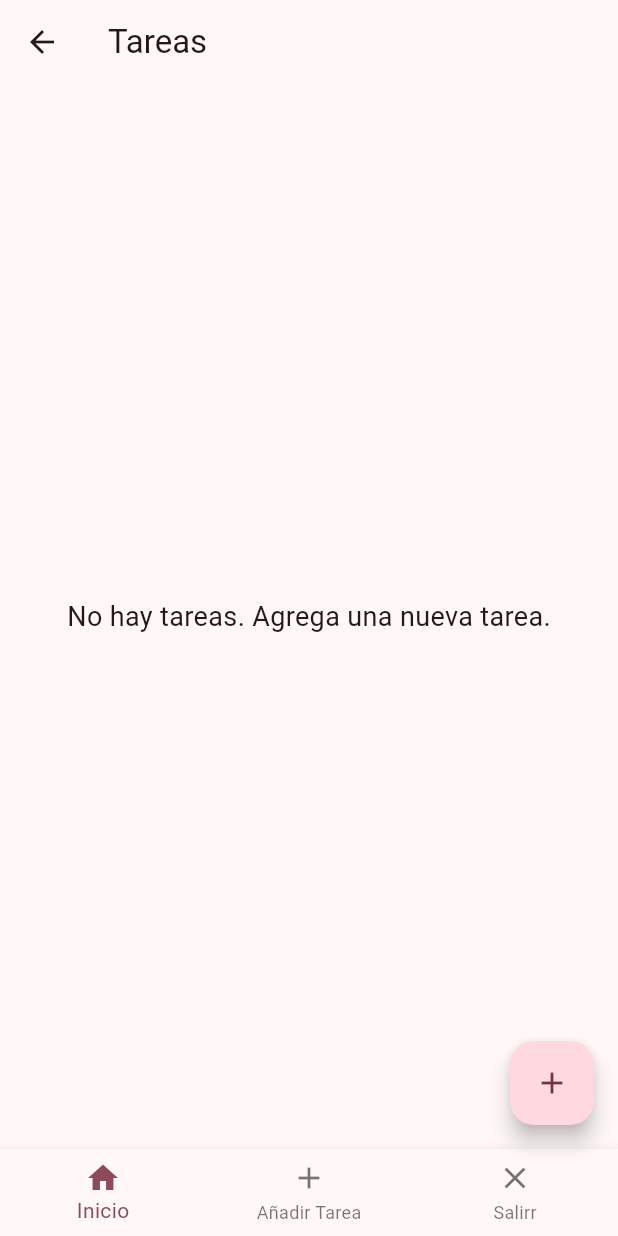
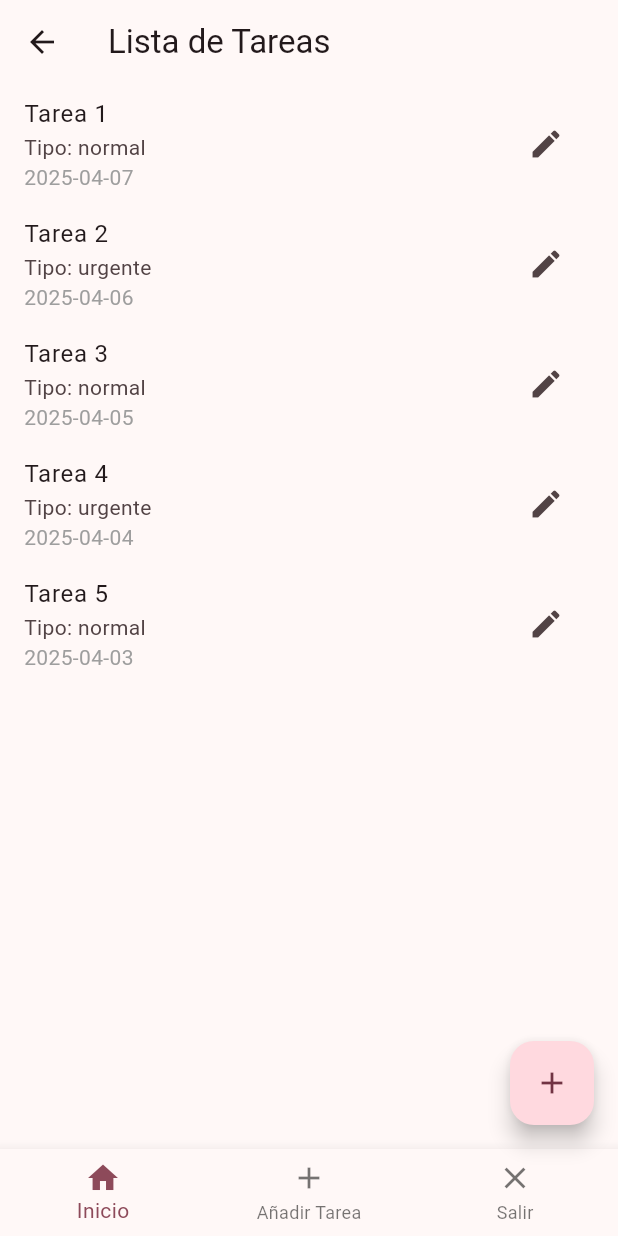
Before and after one commit to martin3093/manazco, a Flutter app: the TareasScreen screen opened directly, on a phone screen of 412 x 824 dp. Run offline on Flutter 3.47's test engine with Material 3 defaults, Android fonts, the phone set to English and light mode, and no system bars.

Commit message:
Prompt 1 para los bootcampers:
Se agrega las carpetas de domain, data y api para la arquitectura limpia de la app
Se agrega el archivo task.dart para el modelo de datos,
 task_repository.dart para la logica de negocio y task_service.dart
  para la comunicacion con el backend
  Se modifica el archivo tareas_screen.dart para que use el nuevo modelo de datos

```diff
--- /dev/null
+++ b/lib/api/service/task_service.dart
@@ -0,0 +1,21 @@
+import '../../data/task_repository.dart';
+import '../../domain/task.dart';
+
+class TaskService {
+  final TaskRepository _repository = TaskRepository();
+
+  // Función para obtener las tareas desde el repositorio
+  List<Task> getTasks() {
+    return _repository.getTasks();
+  }
+
+  // Función para filtrar tareas por tipo
+  List<Task> getTasksByType(String type) {
+    return _repository.getTasks().where((task) => task.type == type).toList();
+  }
+
+  // Función para filtrar tareas por fecha
+  List<Task> getTasksByDate(DateTime date) {
+    return _repository.getTasks().where((task) => task.fecha == date).toList();
+  }
+}
--- /dev/null
+++ b/lib/constants.dart
@@ -0,0 +1,3 @@
+const String TITLE_APPBAR = 'Lista de Tareas';
+const String EMPTY_LIST = 'No hay tareas';
+const String TASK_TYPE_LABEL = 'Tipo: ';
--- /dev/null
+++ b/lib/data/task_repository.dart
@@ -0,0 +1,31 @@
+import '../domain/task.dart';
+
+class TaskRepository {
+  static final List<Task> tasks = [
+    Task(title: 'Tarea 1', type: 'normal', fecha: DateTime.now()),
+    Task(
+      title: 'Tarea 2',
+      type: 'urgente',
+      fecha: DateTime.now().subtract(const Duration(days: 1)),
+    ),
+    Task(
+      title: 'Tarea 3',
+      type: 'normal',
+      fecha: DateTime.now().subtract(const Duration(days: 2)),
+    ),
+    Task(
+      title: 'Tarea 4',
+      type: 'urgente',
+      fecha: DateTime.now().subtract(const Duration(days: 3)),
+    ),
+    Task(
+      title: 'Tarea 5',
+      type: 'normal',
+      fecha: DateTime.now().subtract(const Duration(days: 4)),
+    ),
+  ];
+
+  List<Task> getTasks() {
+    return tasks;
+  }
+}
--- /dev/null
+++ b/lib/domain/task.dart
@@ -0,0 +1,7 @@
+class Task {
+  final String title;
+  final String type;
+  final DateTime fecha;
+
+  Task({required this.title, this.type = 'normal', required this.fecha});
+}
--- a/lib/views/tareas_screen.dart
+++ b/lib/views/tareas_screen.dart
@@ -1,6 +1,9 @@
 import 'package:flutter/material.dart';
 import 'package:manazco/views/login_screen.dart';
 import 'package:manazco/views/welcome_screen.dart';
+import '../api/service/task_service.dart'; // Importa el servicio de tareas
+import '../constants.dart'; // Importa las constantes
+import '../domain/task.dart'; // Importa la clase Task
 
 class TareasScreen extends StatefulWidget {
   const TareasScreen({super.key});
@@ -10,76 +13,42 @@ class TareasScreen extends StatefulWidget {
 }
 
 class _TareasScreenState extends State<TareasScreen> {
-  final List<Map<String, dynamic>> tareas = [];
-
+  final TaskService taskService = TaskService(); // Instancia del servicio
+  late List<Task> tasks; // Lista de tareas obtenida del servicio
   int _selectedIndex = 0; // Índice del elemento seleccionado en el navbar
 
-  void _onItemTapped(int index) {
-    setState(() {
-      _selectedIndex = index;
-    });
-
-    // Lógica para manejar la navegación según el índice seleccionado
-    switch (index) {
-      case 0: // Inicio
-        Navigator.pushReplacement(
-          context,
-          MaterialPageRoute(builder: (context) => const WelcomeScreen()),
-        );
-        break;
-      case 1: // Añadir Tarea
-        // Ya estás en TareasScreen, no necesitas navegar
-        break;
-      case 2: // Salir
-        Navigator.pushReplacement(
-          context,
-          MaterialPageRoute(builder: (context) => LoginScreen()),
-        );
-        break;
-    }
-  }
-  //final List<Map<String, String>> tareas = []; // Lista de tareas
-
-  /*void _agregarTarea(String titulo, String detalle) {
-    setState(() {
-      tareas.add({'titulo': titulo, 'detalle': detalle});
-    });
+  @override
+  void initState() {
+    super.initState();
+    tasks = taskService.getTasks(); // Obtiene las tareas al iniciar
   }
 
-  void _editarTarea(int index, String titulo, String detalle) {
+  void _agregarTarea(String titulo, String detalle, DateTime fecha) {
+    final nuevaTarea = Task(
+      title: titulo,
+      type: 'normal',
+      fecha: fecha,
+    ); // Crea una nueva tarea
     setState(() {
-      tareas[index] = {'titulo': titulo, 'detalle': detalle};
-    });
-  }
-*/
-  void _agregarTarea(String titulo, String detalle, DateTime fecha) {
-    setState(() {
-      tareas.add({'titulo': titulo, 'detalle': detalle, 'fecha': fecha});
-    });
-  }
-
-  void _editarTarea(int index, String titulo, String detalle, DateTime fecha) {
-    setState(() {
-      tareas[index] = {'titulo': titulo, 'detalle': detalle, 'fecha': fecha};
+      tasks.add(nuevaTarea); // Agrega la tarea a la lista local
     });
   }
 
   void _mostrarModalAgregarTarea({int? index}) {
     final TextEditingController tituloController = TextEditingController(
-      text: index != null ? tareas[index]['titulo'] : '',
+      text: index != null ? tasks[index].title : '',
     );
     final TextEditingController detalleController = TextEditingController(
-      text: index != null ? tareas[index]['detalle'] : '',
+      text: index != null ? tasks[index].type : '',
     );
     final TextEditingController fechaController = TextEditingController(
       text:
           index != null
-              ? (tareas[index]['fecha'] as DateTime).toLocal().toString().split(
-                ' ',
-              )[0]
+              ? tasks[index].fecha.toLocal().toString().split(' ')[0]
               : '',
     );
-    DateTime? fechaSeleccionada = index != null ? tareas[index]['fecha'] : null;
+    DateTime? fechaSeleccionada = index != null ? tasks[index].fecha : null;
+
     showDialog(
       context: context,
       builder: (BuildContext context) {
@@ -142,13 +111,27 @@ class _TareasScreenState extends State<TareasScreen> {
                 final titulo = tituloController.text.trim();
                 final detalle = detalleController.text.trim();
 
-                if (titulo.isNotEmpty && detalle.isNotEmpty) {
+                if (titulo.isNotEmpty &&
+                    detalle.isNotEmpty &&
+                    fechaSeleccionada != null) {
                   if (index == null) {
                     _agregarTarea(titulo, detalle, fechaSeleccionada!);
                   } else {
-                    _editarTarea(index, titulo, detalle, fechaSeleccionada!);
+                    setState(() {
+                      tasks[index] = Task(
+                        title: titulo,
+                        type: detalle,
+                        fecha: fechaSeleccionada!,
+                      );
+                    });
                   }
                   Navigator.pop(context); // Cierra el modal y guarda la tarea
+                } else {
+                  ScaffoldMessenger.of(context).showSnackBar(
+                    const SnackBar(
+                      content: Text('Por favor, completa todos los campos.'),
+                    ),
+                  );
                 }
               },
               child: const Text('Guardar'),
@@ -162,44 +145,35 @@ class _TareasScreenState extends State<TareasScreen> {
   @override
   Widget build(BuildContext context) {
     return Scaffold(
-      appBar: AppBar(title: const Text('Tareas')),
+      appBar: AppBar(
+        title: const Text(TITLE_APPBAR),
+      ), // Usa la constante para el título
       body:
-          tareas.isEmpty
+          tasks.isEmpty
               ? const Center(
                 child: Text(
-                  'No hay tareas. Agrega una nueva tarea.',
+                  EMPTY_LIST, // Usa la constante para el mensaje de lista vacía
                   style: TextStyle(fontSize: 18),
                 ),
               )
               : ListView.builder(
-                itemCount: tareas.length,
+                itemCount: tasks.length,
                 itemBuilder: (context, index) {
-                  final tarea = tareas[index];
+                  final task = tasks[index];
                   return ListTile(
-                    title: Text(tarea['titulo']!),
-                    /*
+                    title: Text(task.title),
                     subtitle: Column(
                       crossAxisAlignment: CrossAxisAlignment.start,
                       children: [
-                        Text(tarea['detalle']),
                         Text(
-                          tarea['fecha'] != null
-                              ? (tarea['fecha'] as DateTime)
-                                  .toLocal()
-                                  .toString()
-                                  .split(' ')[0]
-                              : 'Sin fecha',
-                          style: const TextStyle(
-                            color: Colors.grey,
-                          ), // Estilo para la fecha
+                          '$TASK_TYPE_LABEL${task.type}',
+                        ), // Usa la constante para el tipo
+                        Text(
+                          task.fecha.toLocal().toString().split(' ')[0],
+                          style: const TextStyle(color: Colors.grey),
                         ),
                       ],
-                    ),*/
-                    onTap: () {
-                      _mostrarModalAgregarTarea(
-                        index: index,
-                      ); // Editar tarea al tocar
-                    },
+                    ),
                     trailing: IconButton(
                       icon: const Icon(Icons.edit),
                       onPressed: () {
@@ -216,11 +190,11 @@ class _TareasScreenState extends State<TareasScreen> {
       ),
       bottomNavigationBar: BottomNavigationBar(
         currentIndex: _selectedIndex, // Índice del elemento seleccionado
-        onTap: _onItemTapped, // Maneja el evento de selección
+        onTap: (index) => setState(() => _selectedIndex = index),
         items: const [
           BottomNavigationBarItem(icon: Icon(Icons.home), label: "Inicio"),
           BottomNavigationBarItem(icon: Icon(Icons.add), label: 'Añadir Tarea'),
-          BottomNavigationBarItem(icon: Icon(Icons.close), label: "Salirr"),
+          BottomNavigationBarItem(icon: Icon(Icons.close), label: "Salir"),
         ],
       ),
     );
```
